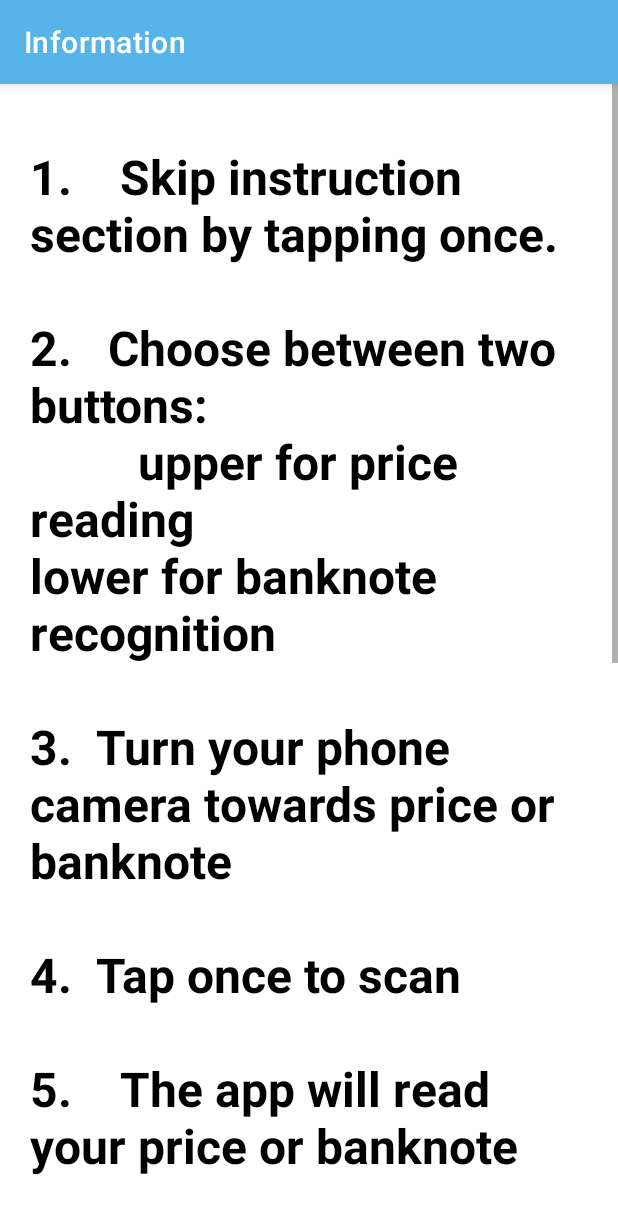
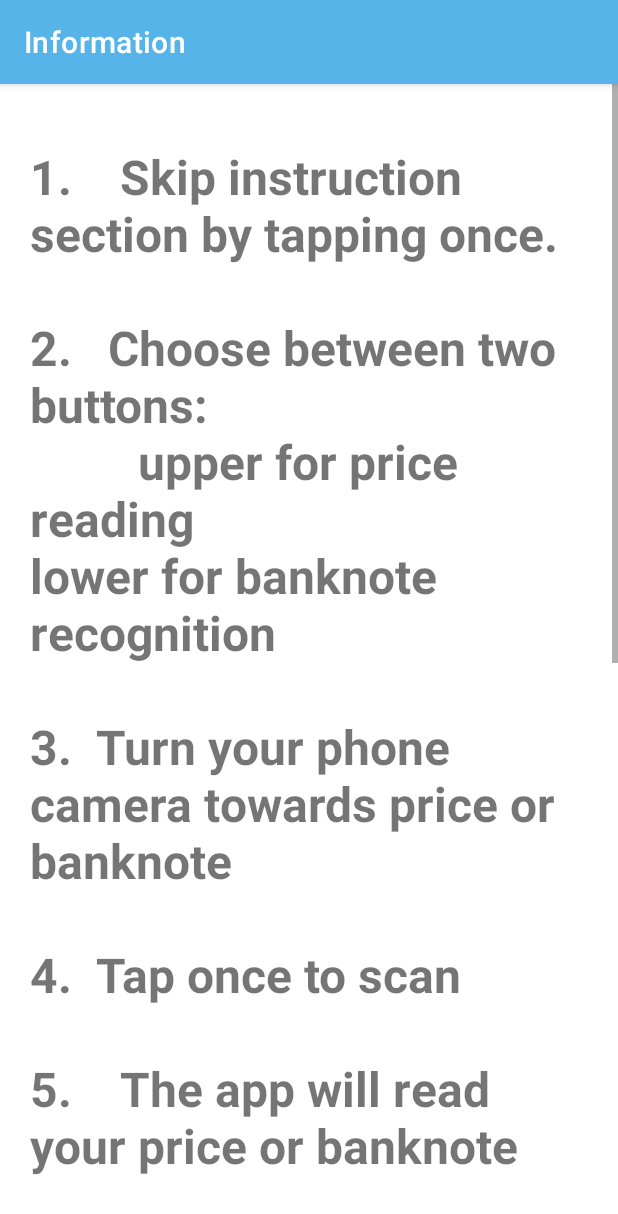
Before and after one commit to mihaelakri/ShoppingEyes, an Android app: the HomeScreen screen opened directly, with no data from a screen before it, after a tap on "INFO", on a phone screen of 412 x 824 dp. Shown: the top 1214 px of the screen. Run offline under Robolectric (Android 15) with nearby library versions, the light colour scheme and no system bars.

Commit message:
01.03. commit - themes update

```diff
--- a/app/src/main/java/com/example/shoppingeyes/HomeScreen.kt
+++ b/app/src/main/java/com/example/shoppingeyes/HomeScreen.kt
@@ -1,5 +1,6 @@
 package com.example.shoppingeyes
 
+import android.content.Context
 import android.content.Intent
 import androidx.appcompat.app.AppCompatActivity
 import android.os.Bundle
@@ -10,8 +11,21 @@ import java.util.*
 
 class HomeScreen : AppCompatActivity(), TextToSpeech.OnInitListener {
     private var tts: TextToSpeech? = null
+    private lateinit var session: SharedPrefs
 
     override fun onCreate(savedInstanceState: Bundle?) {
+        session = SharedPrefs(this)
+
+        //Initialize theme before super onCreate()
+
+        val newTheme = session.getTheme()
+        Toast.makeText(this, newTheme, Toast.LENGTH_SHORT).show()
+        if(newTheme == "SecondTheme") {
+            theme.applyStyle(R.style.SecondTheme_ShoppingEyes, true)
+        }else{
+            theme.applyStyle(R.style.Theme_ShoppingEyes, true)
+        }
+
         super.onCreate(savedInstanceState)
         setContentView(R.layout.activity_home_screen)
         supportActionBar?.hide()
@@ -43,7 +57,7 @@ class HomeScreen : AppCompatActivity(), TextToSpeech.OnInitListener {
         if (status == TextToSpeech.SUCCESS) {
             var result = tts!!.setLanguage(Locale.US)
             tts!!.speak("first button: read the prices", TextToSpeech.QUEUE_ADD, null, "")
-            tts!!.speak("second button: read the banknotes", TextToSpeech.QUEUE_ADD, null, "")
+            tts!!.speak("second button: Identify the banknotes", TextToSpeech.QUEUE_ADD, null, "")
             if (result == TextToSpeech.LANG_MISSING_DATA || result == TextToSpeech.LANG_NOT_SUPPORTED){
                 Toast.makeText(this, "Language specified not supported", Toast.LENGTH_SHORT).show()
             }
--- a/app/src/main/java/com/example/shoppingeyes/SharedPrefs.kt
+++ b/app/src/main/java/com/example/shoppingeyes/SharedPrefs.kt
@@ -7,25 +7,21 @@ class SharedPrefs(context: Context) {
     private var sharedPrefFile = "shared_prefs"
     private var prefs: SharedPreferences = context.getSharedPreferences(sharedPrefFile, Context.MODE_PRIVATE)
     private var editor: SharedPreferences.Editor = prefs.edit()
-    var con: Context? = null
+    var con: Context? = context
 
-    var PRIVATE_MODE = 0
-    private val PREF_NAME = "settings"
-    val THEME = "theme"
-    val FONT_SIZE = "font_size"
-    val LETTER_SPACING = "letter_spacing"
-    val CAMERA_FLASH = "camera_flash"
-    val TEXT_TO_SPEECH = "tts"
-
-    fun SharedPrefs(context: Context) {
-        this.con = context
-        prefs = con!!.getSharedPreferences(PREF_NAME, PRIVATE_MODE)
-        editor = prefs.edit()
-    }
+    private val THEME = "theme"
+    private val FONT_SIZE = "font_size"
+    private val LETTER_SPACING = "letter_spacing"
+    private val CAMERA_FLASH = "camera_flash"
+    private val TEXT_TO_SPEECH = "tts"
 
     fun changeTheme(theme: String){
         editor.putString(THEME, theme)
         editor.commit()
+    }
+
+    fun getTheme(): String? {
+        return prefs.getString(THEME, "Theme")
     }
 
     fun cameraFlash(cam: Boolean){
--- a/app/src/main/res/layout/activity_information.xml
+++ b/app/src/main/res/layout/activity_information.xml
@@ -23,7 +23,6 @@
         return to main menu or click the button in the upper left corner to scan again&#xA;&#xA;7.  In the bottom left corner of Main Menu you
         can choose Settings button for adjustment of language, currency, voice speed, camera flash and color mode options or in the bottom
         right corner button for Instructions. It is possible to turn on silent mode as well"
-            android:textColor="@color/black"
             android:textSize="32dp"
             android:textStyle="bold"
             app:layout_constraintBottom_toBottomOf="parent"
--- a/app/src/main/res/layout/activity_read_banknotes.xml
+++ b/app/src/main/res/layout/activity_read_banknotes.xml
@@ -4,6 +4,7 @@
     xmlns:tools="http://schemas.android.com/tools"
     android:layout_width="match_parent"
     android:layout_height="match_parent"
+    android:theme="@style/Theme.ShoppingEyes"
     tools:context=".ReadBanknotes">
 
 </androidx.constraintlayout.widget.ConstraintLayout>
--- a/app/src/main/res/layout/activity_read_prices.xml
+++ b/app/src/main/res/layout/activity_read_prices.xml
@@ -4,6 +4,7 @@
     xmlns:tools="http://schemas.android.com/tools"
     android:layout_width="match_parent"
     android:layout_height="match_parent"
+    android:theme="@style/Theme.ShoppingEyes"
     tools:context=".ReadPrices">
 
 </androidx.constraintlayout.widget.ConstraintLayout>
--- a/app/src/main/res/layout/activity_settings.xml
+++ b/app/src/main/res/layout/activity_settings.xml
@@ -4,6 +4,7 @@
     xmlns:tools="http://schemas.android.com/tools"
     android:layout_width="match_parent"
     android:layout_height="match_parent"
+    android:theme="@style/Theme.ShoppingEyes"
     tools:context=".Settings">
 
     <Switch
--- a/app/src/main/res/values-night/themes.xml
+++ b/app/src/main/res/values-night/themes.xml
@@ -1,17 +1,19 @@
 <resources xmlns:tools="http://schemas.android.com/tools">
-    <!-- Base application theme. -->
-    <style name="darkTheme.ShoppingEyes" parent="Theme.MaterialComponents.DayNight.DarkActionBar">
+    <!-- Application dark theme. -->
+    <style name="Theme.ShoppingEyes" parent="Theme.MaterialComponents.DayNight.DarkActionBar">
         <!-- Primary brand color. -->
-        <item name="colorPrimary">@color/black</item>
-        <item name="colorPrimaryVariant">@color/black</item>
-        <item name="colorOnPrimary">@color/white</item>
+        <item name="colorPrimary">@color/white</item>
+        <item name="colorPrimaryVariant">@color/white</item>
+        <item name="colorOnPrimary">@color/black</item>
 
         <!-- Secondary brand color. -->
-        <item name="colorSecondary">@color/black</item>
-        <item name="colorSecondaryVariant">@color/black</item>
-        <item name="colorOnSecondary">@color/white</item>
+        <item name="colorSecondary">@color/pink</item>
+        <item name="colorSecondaryVariant">@color/pink</item>
+        <item name="colorOnSecondary">@color/black</item>
+        <item name="android:colorBackground">@color/black</item>
         <!-- Status bar color. -->
-        <item name="android:statusBarColor" tools:targetApi="l">?attr/colorPrimaryVariant</item>
+        <item name="android:statusBarColor" tools:targetApi="l">@color/black</item>
         <!-- Customize your theme here. -->
     </style>
+
 </resources>
--- a/app/src/main/res/values/colors.xml
+++ b/app/src/main/res/values/colors.xml
@@ -8,4 +8,5 @@
     <color name="black">#FF000000</color>
     <color name="white">#FFFFFFFF</color>
     <color name="blue_bright">#56B4E9</color>
+    <color name="pink">#D81B60</color>
 </resources>
--- a/app/src/main/res/values/themes.xml
+++ b/app/src/main/res/values/themes.xml
@@ -9,8 +9,24 @@
         <item name="colorSecondary">@color/teal_200</item>
         <item name="colorSecondaryVariant">@color/teal_700</item>
         <item name="colorOnSecondary">@color/black</item>
+        <item name="android:colorBackground">@color/white</item>
         <!-- Status bar color. -->
         <item name="android:statusBarColor" tools:targetApi="l">?attr/colorPrimaryVariant</item>
         <!-- Customize your theme here. -->
     </style>
+    <style name="SecondTheme.ShoppingEyes" parent="Theme.MaterialComponents.DayNight.DarkActionBar">
+        <!-- Primary brand color. -->
+        <item name="colorPrimary">@color/pink</item>
+        <item name="colorPrimaryVariant">@color/pink</item>
+        <item name="colorOnPrimary">@color/black</item>
+
+        <!-- Secondary brand color. -->
+        <item name="colorSecondary">@color/pink</item>
+        <item name="colorSecondaryVariant">@color/pink</item>
+        <item name="colorOnSecondary">@color/black</item>
+        <item name="android:colorBackground">@color/white</item>
+        <!-- Status bar color. -->
+        <item name="android:statusBarColor" tools:targetApi="l">@color/black</item>
+        <!-- Customize your theme here. -->
+    </style>
 </resources>
```
Also changed, not shown: app/src/main/java/com/example/shoppingeyes/Settings.kt (+23 -15 lines).
